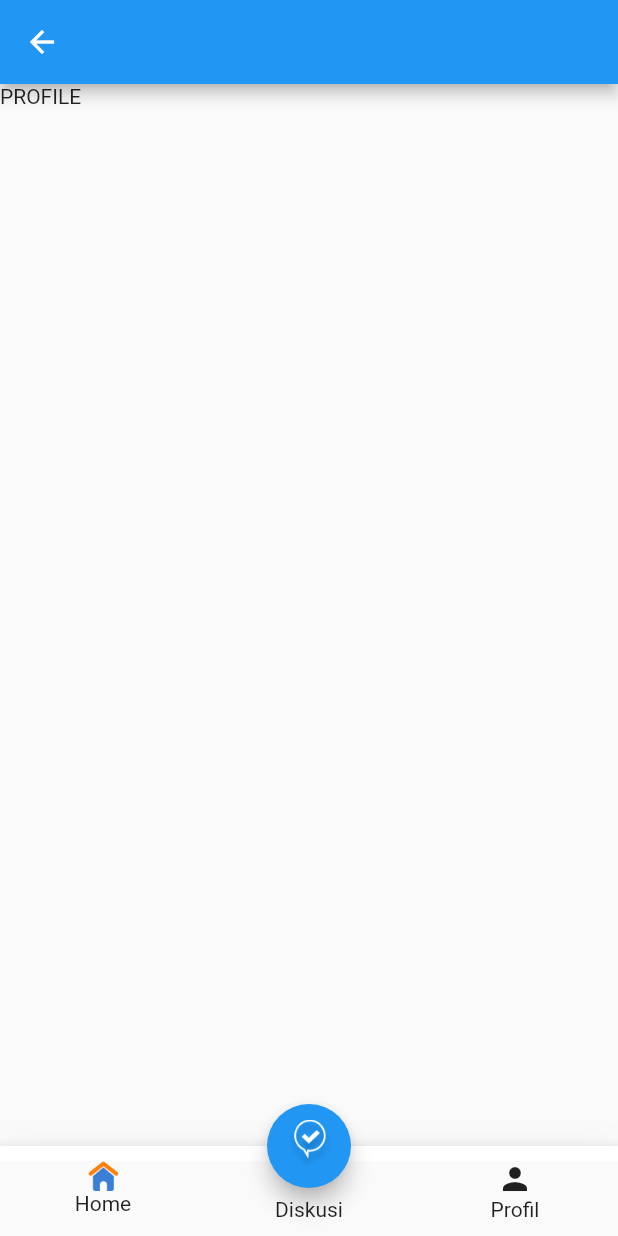
After one commit to anditarmizi90/latsol, a Flutter app: the MainPage screen opened by its route, after a tap on "Profil", on a phone screen of 412 x 824 dp. The commit adds this screen. Run offline on Flutter 3.47's test engine with Material 2 defaults, Android fonts, the phone set to English and light mode, and no system bars.

Commit message:
Bottom navigation main page

```diff
--- a/lib/constants/R/assets.dart
+++ b/lib/constants/R/assets.dart
@@ -3,4 +3,6 @@ class Assets {
   String imLogin = "assets/auth/img_login.png";
   String icGoogle = "assets/auth/ic_google.png";
   String icApple = "assets/auth/ic_apple.png";
+  String icHome = "assets/ic_home.png";
+  String icDiscuss = "assets/ic_discuss.png";
 }
--- /dev/null
+++ b/lib/view/main/latihan_soal/home_page.dart
@@ -0,0 +1,23 @@
+import 'package:flutter/cupertino.dart';
+import 'package:flutter/material.dart';
+import 'package:flutter/src/foundation/key.dart';
+import 'package:flutter/src/widgets/framework.dart';
+
+class HomePage extends StatefulWidget {
+  const HomePage({Key? key}) : super(key: key);
+
+  @override
+  State<HomePage> createState() => _HomePageState();
+}
+
+class _HomePageState extends State<HomePage> {
+  @override
+  Widget build(BuildContext context) {
+    return Scaffold(
+      appBar: AppBar(),
+      body: Column(
+        children: [Text("HOME")],
+      ),
+    );
+  }
+}
--- /dev/null
+++ b/lib/view/main/profil/profil_page.dart
@@ -0,0 +1,23 @@
+import 'package:flutter/cupertino.dart';
+import 'package:flutter/material.dart';
+import 'package:flutter/src/foundation/key.dart';
+import 'package:flutter/src/widgets/framework.dart';
+
+class ProfilPage extends StatefulWidget {
+  const ProfilPage({Key? key}) : super(key: key);
+
+  @override
+  State<ProfilPage> createState() => _ProfilPageState();
+}
+
+class _ProfilPageState extends State<ProfilPage> {
+  @override
+  Widget build(BuildContext context) {
+    return Scaffold(
+      appBar: AppBar(),
+      body: Column(
+        children: [Text("PROFILE")],
+      ),
+    );
+  }
+}
--- a/lib/view/main_page.dart
+++ b/lib/view/main_page.dart
@@ -1,4 +1,8 @@
 import 'package:flutter/material.dart';
+import 'package:latsol/constants/r.dart';
+import 'package:latsol/view/main/discussion/chart_page.dart';
+import 'package:latsol/view/main/latihan_soal/home_page.dart';
+import 'package:latsol/view/main/profil/profil_page.dart';
 
 class MainPage extends StatefulWidget {
   const MainPage({Key? key}) : super(key: key);
@@ -9,10 +13,127 @@ class MainPage extends StatefulWidget {
 }
 
 class _MainPageState extends State<MainPage> {
+  final _pc = PageController();
+  int index = 0;
+
   @override
   Widget build(BuildContext context) {
     return Scaffold(
-      bottomNavigationBar: Container(),
+      floatingActionButton: FloatingActionButton(
+        child: Image.asset(
+          R.assets.icDiscuss,
+          width: 30,
+        ),
+        onPressed: () {
+          Navigator.of(context)
+              .push(MaterialPageRoute(builder: (context) => ChatPage()));
+        },
+      ),
+      floatingActionButtonLocation: FloatingActionButtonLocation.centerDocked,
+      bottomNavigationBar: _buildBottomNavigation(),
+      body: PageView(
+        controller: _pc,
+        physics: NeverScrollableScrollPhysics(),
+        children: [
+          HomePage(),
+          ProfilPage(),
+        ],
+      ),
+    );
+  }
+
+  Container _buildBottomNavigation() {
+    return Container(
+      decoration: BoxDecoration(boxShadow: [
+        BoxShadow(
+          offset: Offset(0, 4),
+          blurRadius: 20,
+          color: Colors.black.withOpacity(0.06),
+        ),
+      ]),
+      child: BottomAppBar(
+        color: Colors.white,
+        child: Container(
+          height: 60,
+          child: Row(
+            children: [
+              Expanded(
+                child: Padding(
+                  padding: const EdgeInsets.only(top: 10.0),
+                  child: Material(
+                    child: InkWell(
+                      onTap: () {
+                        index = 0;
+                        _pc.animateToPage(
+                          index,
+                          duration: Duration(milliseconds: 500),
+                          curve: Curves.bounceInOut,
+                        );
+                        setState(() {});
+                      },
+                      child: Column(
+                        children: [
+                          Image.asset(
+                            R.assets.icHome,
+                            height: 20,
+                          ),
+                          Text("Home"),
+                        ],
+                      ),
+                    ),
+                  ),
+                ),
+              ),
+              Expanded(
+                child: Padding(
+                  padding: const EdgeInsets.only(top: 10.0),
+                  child: Material(
+                    child: InkWell(
+                      child: Column(
+                        children: [
+                          Opacity(
+                            opacity: 0,
+                            child: Icon(
+                              Icons.verified_user_sharp,
+                            ),
+                          ),
+                          Text("Diskusi"),
+                        ],
+                      ),
+                    ),
+                  ),
+                ),
+              ),
+              Expanded(
+                child: Padding(
+                  padding: const EdgeInsets.only(top: 10.0),
+                  child: Material(
+                    child: InkWell(
+                      onTap: () {
+                        index = 1;
+                        _pc.animateToPage(
+                          index,
+                          duration: Duration(milliseconds: 500),
+                          curve: Curves.bounceInOut,
+                        );
+                        setState(() {});
+                      },
+                      child: Column(
+                        children: [
+                          Icon(
+                            Icons.person,
+                          ),
+                          Text("Profil"),
+                        ],
+                      ),
+                    ),
+                  ),
+                ),
+              ),
+            ],
+          ),
+        ),
+      ),
     );
   }
 }
```
Also changed, not shown: lib/view/main/discussion/chart_page.dart (added, +21 -0 lines), lib/view/register_page.dart (+8 -1 lines).
